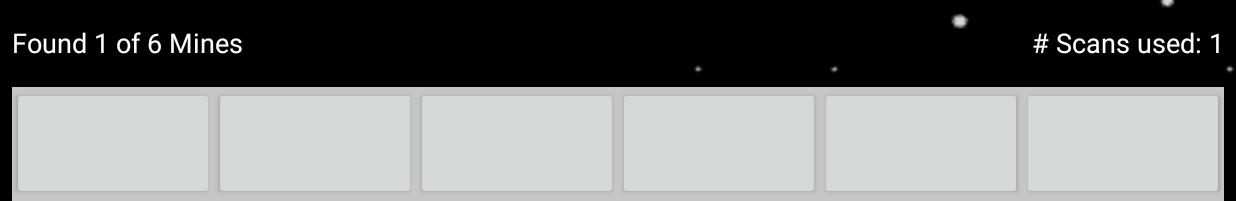
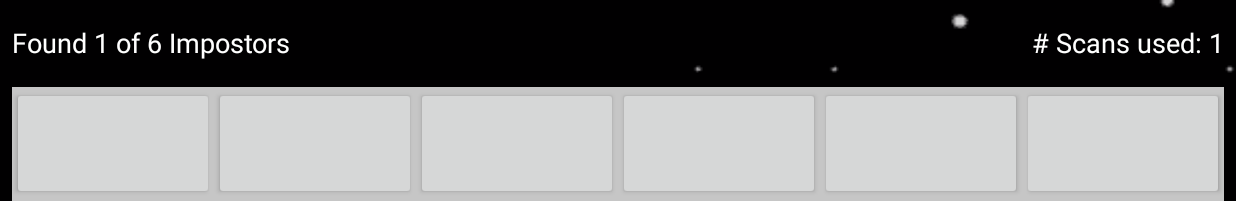
Before and after one commit to Debugx-x/Impostors, an Android app: the game screen opened directly, with no data from a screen before it, after a tap on "MINE", on a phone screen of 824 x 412 dp (held sideways). Shown: the top 201 px of the screen. Run offline under Robolectric (Android 15) with nearby library versions, the phone set to English and light mode, and no system bars.

Commit message:
[vaibhav] Final Final submission
I forgot to change the text in game screen

```diff
--- a/app/src/main/java/com/vaibhavs/MineSweeper/UI/game.java
+++ b/app/src/main/java/com/vaibhavs/MineSweeper/UI/game.java
@@ -66,7 +66,7 @@ public class game extends AppCompatActivity {
         TextView Scans = findViewById(R.id.txt_scans);
         Scans.setText("# Scans used: " + Scan_no);
         TextView Mines = findViewById(R.id.txt_minesno);
-        Mines.setText("Found 0 of " + mf.getNo_of_mines()+" Mines");
+        Mines.setText("Found 0 of " + mf.getNo_of_mines()+" Impostors");
     }
 
     private void populateButtons() {
@@ -173,7 +173,7 @@ public class game extends AppCompatActivity {
     private void set_foundmines() {
         mines_found++;
         TextView Mines = findViewById(R.id.txt_minesno);
-        Mines.setText("Found " + mines_found + " of " + mf.getNo_of_mines()+" Mines");
+        Mines.setText("Found " + mines_found + " of " + mf.getNo_of_mines()+" Impostors");
     }
 
     private void lockButtonSizes() {
```
